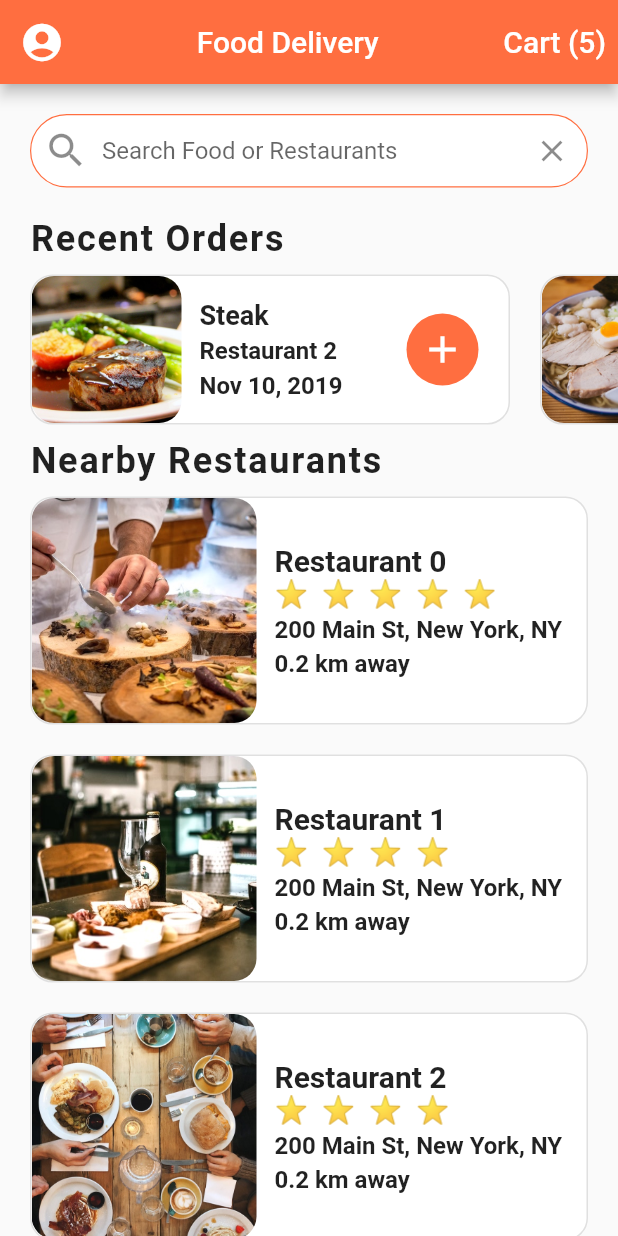
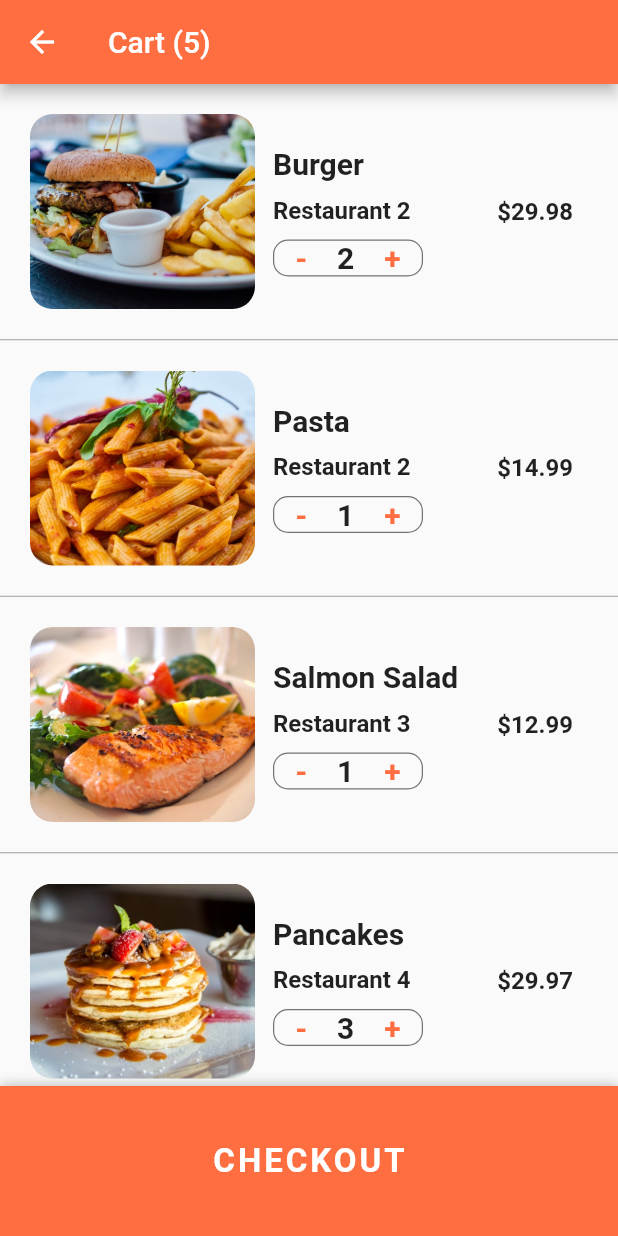
Before and after one commit to fouadsan/food_delivery_app, a Flutter app: the screen it shows after launch, after a tap on an icon or button, on a phone screen of 412 x 824 dp. Run offline on Flutter 3.47's test engine with Material 2 defaults, Android fonts, the phone set to English and light mode, and no system bars.

Commit message:
Finalized the UI

```diff
--- /dev/null
+++ b/food_delivery/lib/screens/cart_screen.dart
@@ -0,0 +1,230 @@
+import 'package:flutter/material.dart';
+
+import '../data/data.dart';
+import '../models/order.dart';
+
+class CartScreen extends StatefulWidget {
+  const CartScreen({Key? key}) : super(key: key);
+
+  @override
+  _CartScreenState createState() => _CartScreenState();
+}
+
+class _CartScreenState extends State<CartScreen> {
+  _buildCartItem(Order order) {
+    return Container(
+      padding: EdgeInsets.all(20.0),
+      height: 170.0,
+      child: Row(
+        children: <Widget>[
+          Expanded(
+            child: Row(
+              children: <Widget>[
+                Container(
+                  width: 150.0,
+                  decoration: BoxDecoration(
+                    image: DecorationImage(
+                      image: AssetImage(order.food.imageUrl),
+                      fit: BoxFit.cover,
+                    ),
+                    borderRadius: BorderRadius.circular(15.0),
+                  ),
+                ),
+                Expanded(
+                  child: Container(
+                    margin: EdgeInsets.all(12.0),
+                    child: Column(
+                      mainAxisAlignment: MainAxisAlignment.center,
+                      crossAxisAlignment: CrossAxisAlignment.start,
+                      children: <Widget>[
+                        Text(
+                          order.food.name,
+                          style: TextStyle(
+                            fontSize: 20.0,
+                            fontWeight: FontWeight.bold,
+                          ),
+                          overflow: TextOverflow.ellipsis,
+                        ),
+                        SizedBox(height: 10.0),
+                        Text(
+                          order.restaurant.name,
+                          style: TextStyle(
+                            fontSize: 16.0,
+                            fontWeight: FontWeight.w600,
+                          ),
+                          overflow: TextOverflow.ellipsis,
+                        ),
+                        SizedBox(height: 10.0),
+                        Container(
+                          width: 100.0,
+                          decoration: BoxDecoration(
+                            borderRadius: BorderRadius.circular(10.0),
+                            border: Border.all(
+                              width: 0.8,
+                              color: Colors.black54,
+                            ),
+                          ),
+                          child: Row(
+                            mainAxisAlignment: MainAxisAlignment.center,
+                            children: <Widget>[
+                              GestureDetector(
+                                onTap: () {},
+                                child: Text(
+                                  '-',
+                                  style: TextStyle(
+                                    color: Theme.of(context).primaryColor,
+                                    fontSize: 20.0,
+                                    fontWeight: FontWeight.w600,
+                                  ),
+                                ),
+                              ),
+                              SizedBox(width: 20.0),
+                              Text(
+                                order.quantity.toString(),
+                                style: TextStyle(
+                                  fontSize: 20.0,
+                                  fontWeight: FontWeight.w600,
+                                ),
+                              ),
+                              SizedBox(width: 20.0),
+                              GestureDetector(
+                                onTap: () {},
+                                child: Text(
+                                  '+',
+                                  style: TextStyle(
+                                    color: Theme.of(context).primaryColor,
+                                    fontSize: 20.0,
+                                    fontWeight: FontWeight.w600,
+                                  ),
+                                ),
+                              ),
+                            ],
+                          ),
+                        ),
+                      ],
+                    ),
+                  ),
+                ),
+              ],
+            ),
+          ),
+          Container(
+            margin: EdgeInsets.all(10.0),
+            child: Text(
+              '\$${order.quantity * order.food.price}',
+              style: TextStyle(
+                fontSize: 16.0,
+                fontWeight: FontWeight.w600,
+              ),
+            ),
+          ),
+        ],
+      ),
+    );
+  }
+
+  @override
+  Widget build(BuildContext context) {
+    double totalPrice = 0;
+    currentUser.cart.forEach(
+      (Order order) => totalPrice += order.quantity * order.food.price,
+    );
+
+    return Scaffold(
+      appBar: AppBar(
+        title: Text('Cart (${currentUser.cart.length})'),
+      ),
+      body: ListView.separated(
+          physics: BouncingScrollPhysics(),
+          itemBuilder: (BuildContext context, int index) {
+            if (index < currentUser.cart.length) {
+              Order order = currentUser.cart[index];
+              return _buildCartItem(order);
+            }
+            return Padding(
+              padding: const EdgeInsets.all(20.0),
+              child: Column(
+                children: <Widget>[
+                  Row(
+                    mainAxisAlignment: MainAxisAlignment.spaceBetween,
+                    children: <Widget>[
+                      Text(
+                        'Estimated Delivry Time:',
+                        style: TextStyle(
+                          fontSize: 20.0,
+                          fontWeight: FontWeight.w600,
+                        ),
+                      ),
+                      Text(
+                        '25 min',
+                        style: TextStyle(
+                          fontSize: 20.0,
+                          fontWeight: FontWeight.w600,
+                        ),
+                      ),
+                    ],
+                  ),
+                  SizedBox(height: 10.0),
+                  Row(
+                    mainAxisAlignment: MainAxisAlignment.spaceBetween,
+                    children: <Widget>[
+                      Text(
+                        'Total Cost:',
+                        style: TextStyle(
+                          fontSize: 20.0,
+                          fontWeight: FontWeight.w600,
+                        ),
+                      ),
+                      Text(
+                        '\$${totalPrice.toStringAsFixed(2)}',
+                        style: TextStyle(
+                          color: Colors.green[700],
+                          fontSize: 20.0,
+                          fontWeight: FontWeight.w600,
+                        ),
+                      ),
+                    ],
+                  ),
+                  SizedBox(height: 100.0),
+                ],
+              ),
+            );
+          },
+          separatorBuilder: (BuildContext context, int index) {
+            return Divider(
+              height: 1.0,
+              color: Colors.grey,
+            );
+          },
+          itemCount: currentUser.cart.length + 1),
+      bottomSheet: Container(
+        height: 100.0,
+        width: MediaQuery.of(context).size.width,
+        decoration: BoxDecoration(
+          color: Theme.of(context).primaryColor,
+          boxShadow: [
+            BoxShadow(
+              color: Colors.black26,
+              offset: Offset(0, -1),
+              blurRadius: 6.0,
+            ),
+          ],
+        ),
+        child: Center(
+          child: TextButton(
+            onPressed: () {},
+            child: Text(
+              'CHECKOUT',
+              style: TextStyle(
+                color: Colors.white,
+                fontSize: 22.0,
+                fontWeight: FontWeight.bold,
+                letterSpacing: 2.0,
+              ),
+            ),
+          ),
+        ),
+      ),
+    );
+  }
+}
--- a/food_delivery/lib/screens/home_screen.dart
+++ b/food_delivery/lib/screens/home_screen.dart
@@ -4,7 +4,8 @@ import '../data/data.dart';
 import '../widgets/recent_orders.dart';
 import '../models/restaurant.dart';
 import '../widgets/rating_stars.dart';
-import '../screens/restaurant_screen.dart';
+import './restaurant_screen.dart';
+import './cart_screen.dart';
 
 class HomeScreen extends StatefulWidget {
   const HomeScreen({Key? key}) : super(key: key);
@@ -107,7 +108,12 @@ class _HomeScreenState extends State<HomeScreen> {
         title: Center(child: Text('Food Delivery')),
         actions: <Widget>[
           TextButton(
-            onPressed: () {},
+            onPressed: () => Navigator.push(
+              context,
+              MaterialPageRoute(
+                builder: (_) => CartScreen(),
+              ),
+            ),
             child: Text(
               'Cart (${currentUser.cart.length})',
               style: TextStyle(
```
Also changed, not shown: food_delivery/lib/screens/restaurant_screen.dart (+109 -0 lines).
